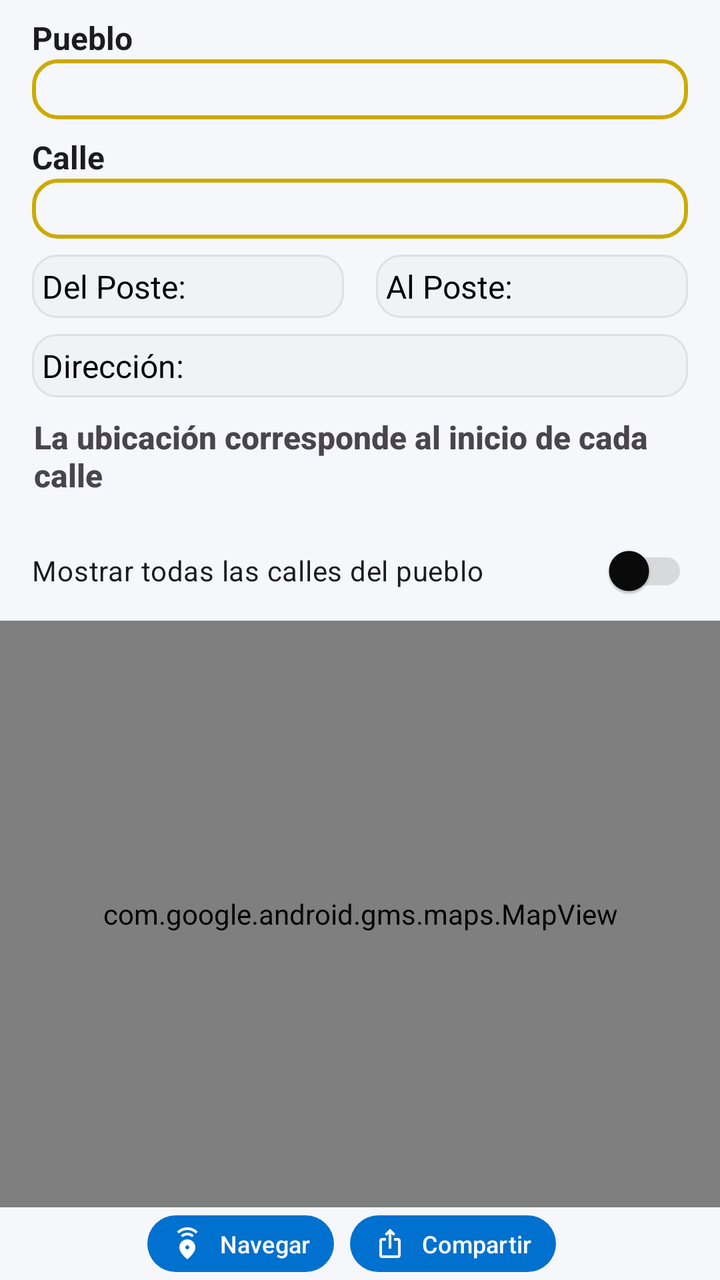
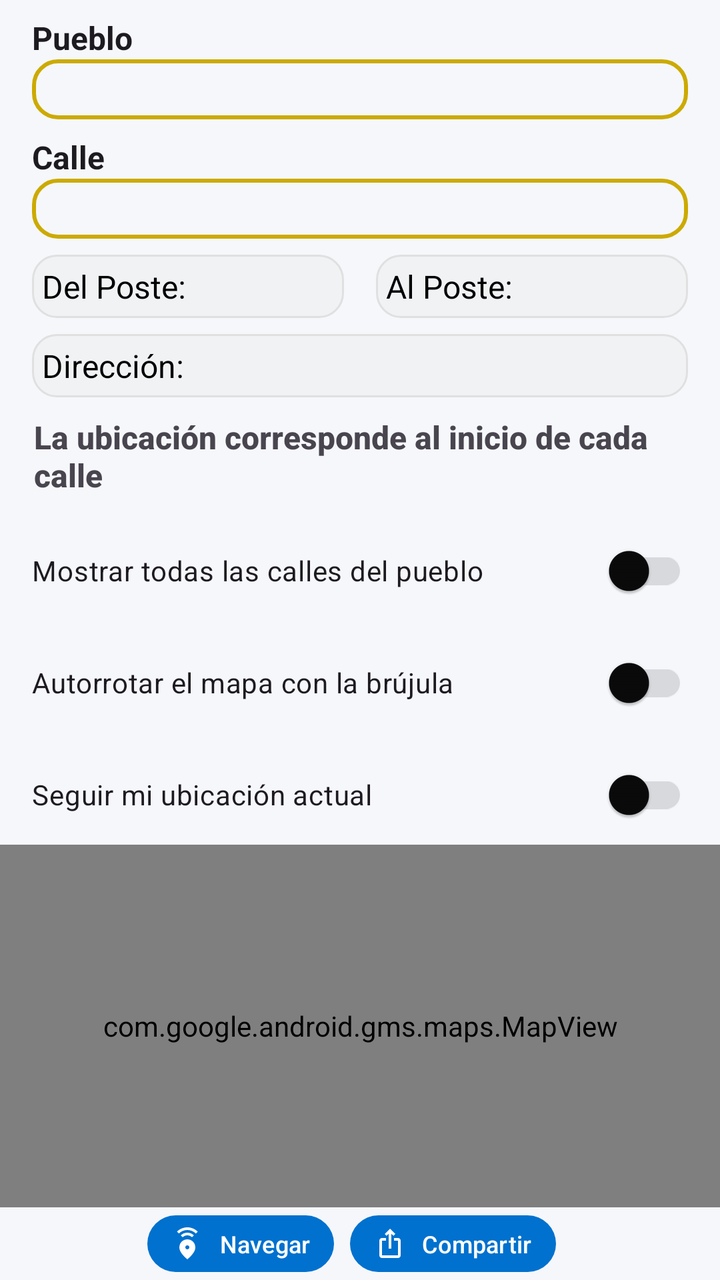

Screens rendered from an Android XML layout before and after an edit, with the pre-edit source and the edit as a unified diff.
<!-- AndroidManifest.xml: application theme Theme.TecniAppICE -->
<!-- res/layout/fragment_localizacion.xml -->
<?xml version="1.0" encoding="utf-8"?>
<androidx.constraintlayout.widget.ConstraintLayout
    xmlns:android="http://schemas.android.com/apk/res/android"
    xmlns:app="http://schemas.android.com/apk/res-auto"
    xmlns:tools="http://schemas.android.com/tools"
    android:layout_width="match_parent"
    android:layout_height="match_parent"
    android:background="?android:attr/colorBackground"
    tools:context=".ui.localizacion.LocalizacionFragment">



    
    <androidx.constraintlayout.widget.ConstraintLayout
        android:id="@+id/elementos"
        android:layout_width="match_parent"
        android:layout_height="wrap_content"
        app:layout_constraintEnd_toEndOf="parent"
        app:layout_constraintStart_toStartOf="parent"
        app:layout_constraintTop_toTopOf="parent">

        
        <TextView
            android:id="@+id/tituloPueblo"
            android:layout_width="0dp"
            android:layout_height="wrap_content"
            android:layout_marginHorizontal="16dp"
            android:layout_marginTop="8dp"
            android:fontFamily="sans-serif"
            android:text="Pueblo"
            android:textColor="?android:attr/textColorPrimary"
            android:textSize="16sp"
            android:textStyle="bold"
            app:layout_constraintEnd_toEndOf="parent"
            app:layout_constraintStart_toStartOf="parent"
            app:layout_constraintTop_toTopOf="parent" />

        
        <Spinner
            android:id="@+id/spinnerPueblos"
            android:layout_width="0dp"
            android:layout_height="30dp"
            android:layout_marginHorizontal="16dp"
            android:background="@drawable/rounded_edit_text"
            android:dropDownWidth="match_parent"
            android:fontFamily="sans-serif"
            android:padding="5dp"
            android:textColor="?attr/colorOnSurface"
            app:layout_constraintEnd_toEndOf="parent"
            app:layout_constraintStart_toStartOf="parent"
            app:layout_constraintTop_toBottomOf="@id/tituloPueblo" />

        
        <TextView
            android:id="@+id/tituloCalle"
            android:layout_width="0dp"
            android:layout_height="wrap_content"
            android:layout_marginHorizontal="16dp"
            android:layout_marginTop="8dp"
            android:fontFamily="sans-serif"
            android:text="Calle"
            android:textColor="?android:attr/textColorPrimary"
            android:textSize="16sp"
            android:textStyle="bold"
            app:layout_constraintEnd_toEndOf="parent"
            app:layout_constraintStart_toStartOf="parent"
            app:layout_constraintTop_toBottomOf="@id/spinnerPueblos" />

        
        <Spinner
            android:id="@+id/spinnerCalles"
            android:layout_width="0dp"
            android:layout_height="30dp"
            android:layout_marginHorizontal="16dp"
            android:background="@drawable/rounded_edit_text"
            android:dropDownWidth="match_parent"
            android:fontFamily="sans-serif"
            android:padding="5dp"
            android:textColor="?attr/colorOnSurface"
            app:layout_constraintEnd_toEndOf="parent"
            app:layout_constraintStart_toStartOf="parent"
            app:layout_constraintTop_toBottomOf="@id/tituloCalle" />

        
        <androidx.constraintlayout.widget.ConstraintLayout
            android:id="@+id/contenedor"
            android:layout_width="match_parent"
            android:layout_height="wrap_content"
            android:layout_marginTop="8dp"
            app:layout_constraintEnd_toEndOf="parent"
            app:layout_constraintStart_toStartOf="parent"
            app:layout_constraintTop_toBottomOf="@id/spinnerCalles">

            
            <TextView
                android:id="@+id/delposteTextView"
                android:layout_width="0dp"
                android:layout_height="wrap_content"
                android:layout_marginStart="16dp"
                android:layout_marginEnd="8dp"
                android:background="@drawable/rounded_bg_f0f2f4"
                android:fontFamily="sans-serif"
                android:padding="5dp"
                android:text="Del Poste: "
                android:textColor="@color/black"
                android:textSize="16sp"
                app:layout_constraintBottom_toBottomOf="parent"
                app:layout_constraintEnd_toStartOf="@id/alposteTextView"
                app:layout_constraintStart_toStartOf="parent"
                app:layout_constraintTop_toTopOf="parent" />

            
            <TextView
                android:id="@+id/alposteTextView"
                android:layout_width="0dp"
                android:layout_height="wrap_content"
                android:layout_marginStart="8dp"
                android:layout_marginEnd="16dp"
                android:background="@drawable/rounded_bg_f0f2f4"
                android:fontFamily="sans-serif"
                android:padding="5dp"
                android:text="Al Poste: "
                android:textColor="@color/black"
                android:textSize="16sp"
                app:layout_constraintBottom_toBottomOf="parent"
                app:layout_constraintEnd_toEndOf="parent"
                app:layout_constraintStart_toEndOf="@id/delposteTextView"
                app:layout_constraintTop_toTopOf="parent" />
        </androidx.constraintlayout.widget.ConstraintLayout>

        
        <TextView
            android:id="@+id/direccionTextView"
            android:layout_width="0dp"
            android:layout_height="wrap_content"
            android:layout_marginHorizontal="16dp"
            android:layout_marginTop="8dp"
            android:background="@drawable/rounded_bg_f0f2f4"
            android:fontFamily="sans-serif"
            android:padding="5dp"
            android:text="Dirección: "
            android:textColor="@color/black"
            android:textSize="16sp"
            app:layout_constraintEnd_toEndOf="parent"
            app:layout_constraintStart_toStartOf="parent"
            app:layout_constraintTop_toBottomOf="@id/contenedor" />

        
        <TextView
            android:id="@+id/infoTextView"
            android:layout_width="0dp"
            android:layout_height="wrap_content"
            android:layout_marginHorizontal="16dp"
            android:layout_marginTop="8dp"
            android:fontFamily="sans-serif-medium"
            android:padding="1dp"
            android:text="La ubicación corresponde al inicio de cada calle"
            android:textColor="?android:attr/textColorSecondary"
            android:textSize="16sp"
            android:textStyle="bold"
            app:layout_constraintEnd_toEndOf="parent"
            app:layout_constraintStart_toStartOf="parent"
            app:layout_constraintTop_toBottomOf="@id/direccionTextView" />

        <com.google.android.material.switchmaterial.SwitchMaterial
            android:id="@+id/switchMostrarCalles"
            android:layout_width="0dp"
            android:layout_height="wrap_content"
            android:layout_marginStart="16dp"
            android:layout_marginTop="12dp"
            android:layout_marginEnd="16dp"
            android:text="@string/localizacion_calles_toggle_label"
            android:textColor="?android:attr/textColorPrimary"
            app:layout_constraintEnd_toEndOf="parent"
            app:layout_constraintStart_toStartOf="parent"
            app:layout_constraintTop_toBottomOf="@id/infoTextView" />
    </androidx.constraintlayout.widget.ConstraintLayout>

    
    <androidx.constraintlayout.widget.ConstraintLayout
        android:id="@+id/mapContainer"
        android:layout_width="match_parent"
        android:layout_height="0dp"
        app:layout_constraintTop_toBottomOf="@id/elementos"
        app:layout_constraintBottom_toTopOf="@id/buttonContainer"
        app:layout_constraintStart_toStartOf="parent"
        app:layout_constraintEnd_toEndOf="parent">
        <com.google.android.gms.maps.MapView
            android:id="@+id/mapView"
            android:layout_width="0dp"
            android:layout_height="0dp"
            app:layout_constraintTop_toTopOf="parent"
            app:layout_constraintStart_toStartOf="parent"
            app:layout_constraintEnd_toEndOf="parent"
            app:layout_constraintBottom_toBottomOf="parent"
            android:layout_marginTop="1dp"
            app:cameraZoom="10"
            app:uiRotateGestures="true"/>
    </androidx.constraintlayout.widget.ConstraintLayout>

    
    <LinearLayout
        android:id="@+id/buttonContainer"
        android:layout_width="match_parent"
        android:layout_height="wrap_content"
        android:layout_marginTop="12dp"
        android:gravity="center"
        android:orientation="horizontal"
        app:layout_constraintBottom_toBottomOf="parent"
        app:layout_constraintEnd_toEndOf="parent"
        app:layout_constraintStart_toStartOf="parent">

        
        <com.google.android.material.button.MaterialButton
            android:id="@+id/buttonNavegar"
            style="@style/Tecni.Button.Primary"
            android:layout_width="wrap_content"
            android:layout_height="wrap_content"
            android:layout_marginEnd="8dp"
            android:text="Navegar"
            app:icon="@drawable/ic_share_location24"
            app:iconGravity="textStart"
            app:iconPadding="8dp" />

        
        <com.google.android.material.button.MaterialButton
            android:id="@+id/buttonShare"
            style="@style/Tecni.Button.Primary"
            android:layout_width="wrap_content"
            android:layout_height="wrap_content"
            android:layout_marginEnd="8dp"
            android:text="Compartir"
            app:icon="@drawable/ic_share"
            app:iconGravity="textStart"
            app:iconPadding="8dp" />

    </LinearLayout>
    
    <ProgressBar
        android:id="@+id/progressBar"
        style="attr/progressBarStyleLarge"
        android:layout_width="wrap_content"
        android:layout_height="wrap_content"
        android:visibility="gone"
        app:layout_constraintTop_toTopOf="parent"
        app:layout_constraintBottom_toBottomOf="parent"
        app:layout_constraintStart_toStartOf="parent"
        app:layout_constraintEnd_toEndOf="parent" />
</androidx.constraintlayout.widget.ConstraintLayout>
<!-- resources referenced by this layout -->
<resources>
  <color name="black">#FF000000</color>
  <!-- drawable ic_share (drawable) -->
  <vector xmlns:android="http://schemas.android.com/apk/res/android" android:height="24dp" android:tint="#000000" android:viewportHeight="24" android:viewportWidth="24" android:width="24dp">
        
      <path android:fillColor="@android:color/white" android:pathData="M16,5l-1.42,1.42 -1.59,-1.59L12.99,16h-1.98L11.01,4.83L9.42,6.42 8,5l4,-4 4,4zM20,10v11c0,1.1 -0.9,2 -2,2L6,23c-1.11,0 -2,-0.9 -2,-2L4,10c0,-1.11 0.89,-2 2,-2h3v2L6,10v11h12L18,10h-3L15,8h3c1.1,0 2,0.89 2,2z"/>
      
  </vector>
  <!-- drawable rounded_bg_f0f2f4 (drawable) -->
  <?xml version="1.0" encoding="utf-8"?>
  <shape xmlns:android="http://schemas.android.com/apk/res/android"
      android:shape="rectangle">
  
      
      <solid android:color="#F0F2F4"/>
  
      
      <corners android:radius="12dp"/>
  
      
      <stroke
          android:width="1dp"
          android:color="#E0E0E0"/>
  
      
      <padding
          android:left="8dp"
          android:right="32dp"
          android:top="8dp"
          android:bottom="8dp"/>
  </shape>
  <!-- drawable rounded_edit_text (drawable) -->
  <?xml version="1.0" encoding="utf-8"?>
  <shape xmlns:android="http://schemas.android.com/apk/res/android">
  
      <corners android:radius="12dp" />
      <stroke
          android:width="2dp"
          android:color="@color/ice_yellow_dark" />
      <padding
          android:left="10dp"
          android:top="10dp"
          android:right="10dp"
          android:bottom="10dp" />
  </shape>
  <string name="localizacion_calles_toggle_label">Mostrar todas las calles del pueblo</string>
  <color name="ice_yellow_dark">#CCAA00</color>
  <color name="ice_blue">#0071CE</color>
  <color name="white">#FFFFFFFF</color>
  <color name="ice_yellow">#FFDD00</color>
  <color name="primary_container_light">#D6E8FF</color>
  <color name="on_primary_container_light">#001C38</color>
  <color name="secondary_container_light">#FFF3B5</color>
  <color name="on_secondary_container_light">#2F2600</color>
  <color name="success_500">#4CAF50</color>
  <color name="tertiary_container_light">#CBEFDB</color>
  <color name="on_tertiary_container_light">#062717</color>
  <color name="bg_light">#F5F7FB</color>
  <color name="surface_light">#FDFEFF</color>
  <color name="surface_variant_light">#E6EEF9</color>
  <color name="on_light">#0A0A0A</color>
  <color name="on_surface_variant_light">#3C4758</color>
  <color name="outline_soft">#1F000000</color>
  <color name="outline_variant_light">#C2CDD9</color>
  <color name="error_500">#D32F2F</color>
  <style name="Tecni.Card" parent="Widget.Material3.CardView.Elevated">
          <item name="cardCornerRadius">20dp</item>
          <item name="cardElevation">3dp</item>
          <item name="strokeWidth">0dp</item>
      </style>
  <style name="Tecni.Button" parent="Widget.Material3.Button.TonalButton">
          <item name="minHeight">44dp</item>
      </style>
  <style name="Tecni.Chip" parent="Widget.Material3.Chip.Filter">
          <item name="minHeight">36dp</item>
      </style>
  <style name="Tecni.Toolbar" parent="Widget.Material3.Toolbar">
          <item name="elevation">2dp</item>
      </style>
  <!-- unchanged entries left out for length: 3 -->
</resources>

<!-- the commit's change to res/layout/fragment_localizacion.xml (unified diff, before → after) -->
@@ -174,6 +174,32 @@
             app:layout_constraintEnd_toEndOf="parent"
             app:layout_constraintStart_toStartOf="parent"
             app:layout_constraintTop_toBottomOf="@id/infoTextView" />
+
+        <com.google.android.material.switchmaterial.SwitchMaterial
+            android:id="@+id/switchAutoRotacion"
+            android:layout_width="0dp"
+            android:layout_height="wrap_content"
+            android:layout_marginStart="16dp"
+            android:layout_marginTop="8dp"
+            android:layout_marginEnd="16dp"
+            android:text="@string/localizacion_toggle_autorrotacion"
+            android:textColor="?android:attr/textColorPrimary"
+            app:layout_constraintEnd_toEndOf="parent"
+            app:layout_constraintStart_toStartOf="parent"
+            app:layout_constraintTop_toBottomOf="@id/switchMostrarCalles" />
+
+        <com.google.android.material.switchmaterial.SwitchMaterial
+            android:id="@+id/switchSeguirUbicacion"
+            android:layout_width="0dp"
+            android:layout_height="wrap_content"
+            android:layout_marginStart="16dp"
+            android:layout_marginTop="8dp"
+            android:layout_marginEnd="16dp"
+            android:text="@string/localizacion_toggle_seguir_ubicacion"
+            android:textColor="?android:attr/textColorPrimary"
+            app:layout_constraintEnd_toEndOf="parent"
+            app:layout_constraintStart_toStartOf="parent"
+            app:layout_constraintTop_toBottomOf="@id/switchAutoRotacion" />
     </androidx.constraintlayout.widget.ConstraintLayout>
 
     
<!-- resource entries referenced after the edit -->
@@ -45,6 +45,8 @@
           android:bottom="10dp" />
   </shape>
   <string name="localizacion_calles_toggle_label">Mostrar todas las calles del pueblo</string>
+  <string name="localizacion_toggle_autorrotacion">Autorrotar el mapa con la brújula</string>
+  <string name="localizacion_toggle_seguir_ubicacion">Seguir mi ubicación actual</string>
   <color name="ice_yellow_dark">#CCAA00</color>
   <color name="ice_blue">#0071CE</color>
   <color name="white">#FFFFFFFF</color>
